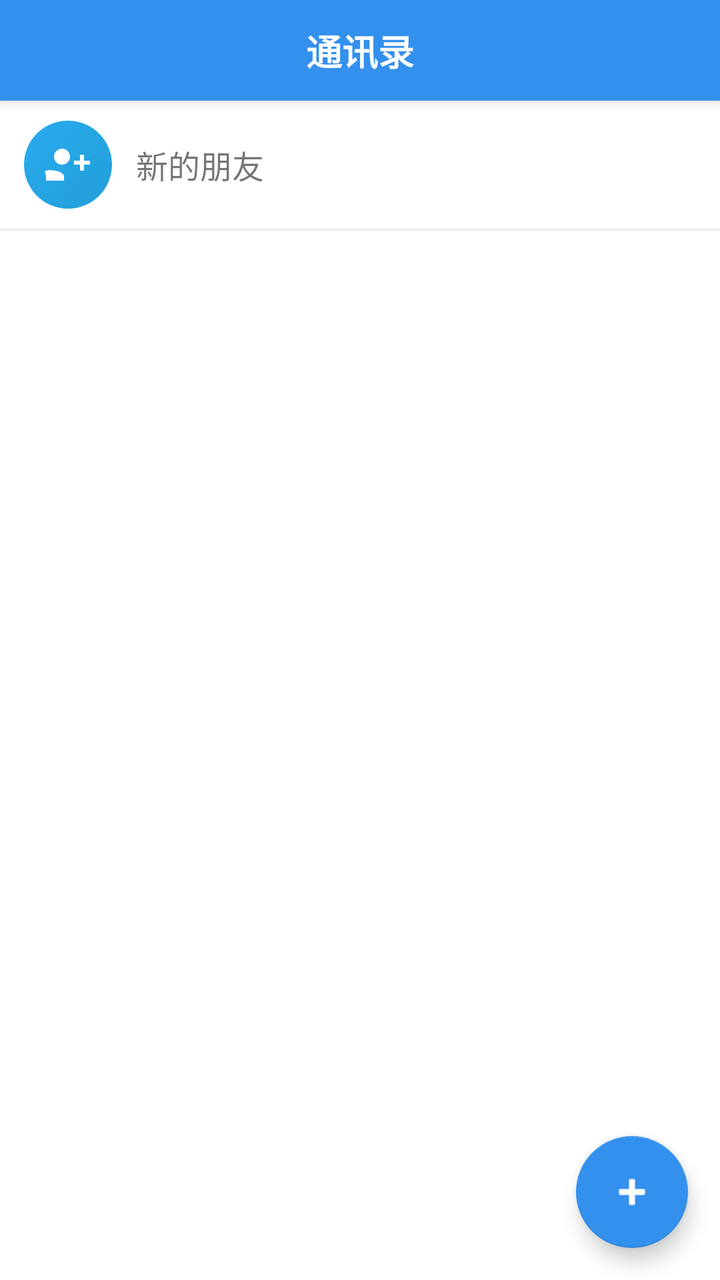
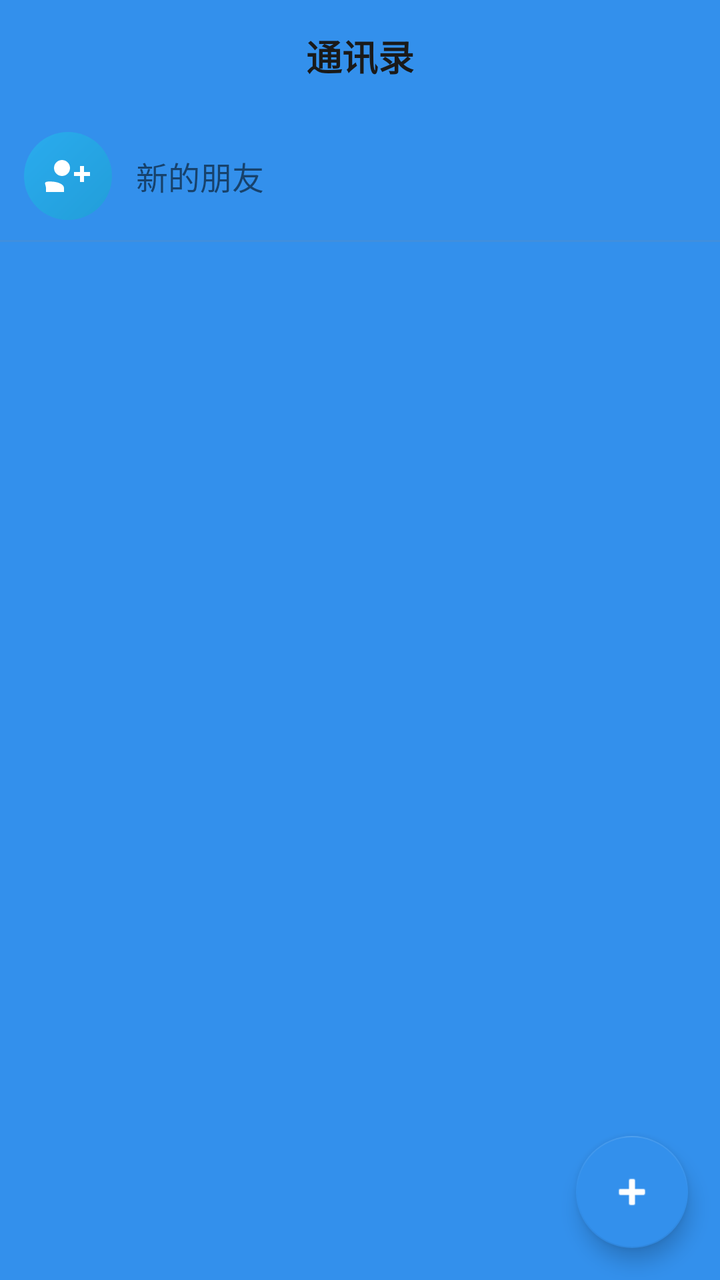

An Android layout rendered at two revisions. The XML below is the earlier revision; the diff shows what the commit changed to produce the second picture.
<!-- AndroidManifest.xml: application theme Theme.NotifySync -->
<!-- res/layout/fragment_friends.xml -->
<?xml version="1.0" encoding="utf-8"?>
<LinearLayout xmlns:android="http://schemas.android.com/apk/res/android"
    xmlns:app="http://schemas.android.com/apk/res-auto"
    android:layout_width="match_parent"
    android:layout_height="match_parent"
    android:orientation="vertical">

    
    <LinearLayout
        android:id="@+id/topBar"
        android:layout_width="match_parent"
        android:layout_height="wrap_content"
        android:orientation="horizontal"
        android:background="@color/brand_primary"
        android:elevation="4dp"
        android:padding="12dp"
        android:gravity="center_vertical">

        <TextView
            android:id="@+id/tvTitle"
            android:layout_width="0dp"
            android:layout_height="wrap_content"
            android:layout_weight="1"
            android:text="通讯录"
            android:gravity="center"
            android:textSize="18sp"
            android:textStyle="bold"
            android:textColor="@color/on_primary" />

    </LinearLayout>

    
    <LinearLayout
        android:id="@+id/rowNewFriends"
        android:layout_width="match_parent"
        android:layout_height="wrap_content"
        android:orientation="horizontal"
        android:gravity="center_vertical"
        android:paddingStart="12dp"
        android:paddingEnd="12dp"
        android:paddingTop="10dp"
        android:paddingBottom="10dp"
        android:background="?attr/selectableItemBackground">

        <ImageView
            android:layout_width="44dp"
            android:layout_height="44dp"
            android:padding="10dp"
            android:src="@drawable/ic_new_friends"
            android:contentDescription="新的朋友"
            android:background="@drawable/bg_circle_avatar" />

        <TextView
            android:layout_width="0dp"
            android:layout_height="wrap_content"
            android:layout_weight="1"
            android:layout_marginStart="12dp"
            android:text="新的朋友"
            android:textSize="16sp" />

        <TextView
            android:id="@+id/tvNewBadge"
            android:layout_width="20dp"
            android:layout_height="20dp"
            android:gravity="center"
            android:textSize="11sp"
            android:textColor="@android:color/white"
            android:background="@drawable/bg_pending_badge"
            android:visibility="gone" />
    </LinearLayout>

    <View
        android:layout_width="match_parent"
        android:layout_height="1dp"
        android:background="@color/on_surface_variant"
        android:alpha="0.15" />

    
    <FrameLayout
        android:layout_width="match_parent"
        android:layout_height="0dp"
        android:layout_weight="1">

        <androidx.recyclerview.widget.RecyclerView
            android:id="@+id/rvFriends"
            android:layout_width="match_parent"
            android:layout_height="match_parent"
            android:clipToPadding="false"
            android:paddingBottom="8dp" />

        <TextView
            android:id="@+id/tvEmptyFriends"
            android:layout_width="match_parent"
            android:layout_height="wrap_content"
            android:text="还没有好友\n点右下角「+」添加好友或发现话题"
            android:gravity="center"
            android:padding="48dp"
            android:textColor="@color/on_surface_variant"
            android:textSize="16sp"
            android:visibility="gone" />
    </FrameLayout>

    
    <com.google.android.material.floatingactionbutton.FloatingActionButton
        android:id="@+id/fabAdd"
        android:layout_width="wrap_content"
        android:layout_height="wrap_content"
        android:layout_gravity="end"
        android:layout_margin="16dp"
        android:contentDescription="添加"
        android:src="@android:drawable/ic_input_add"
        app:backgroundTint="@color/brand_primary"
        app:tint="@color/white"
        app:elevation="6dp" />
</LinearLayout>
<!-- resources referenced by this layout -->
<resources>
  <color name="brand_primary">#3390EC</color>
  <color name="on_primary">#FFFFFF</color>
  <color name="on_surface_variant">#8A8A93</color>
  <color name="white">#FFFFFFFF</color>
  <!-- drawable bg_circle_avatar (drawable) -->
  <?xml version="1.0" encoding="utf-8"?>
  <shape xmlns:android="http://schemas.android.com/apk/res/android"
      android:shape="oval">
      <gradient
          android:angle="315"
          android:startColor="@color/brand_gradient_start"
          android:endColor="@color/brand_gradient_end" />
  </shape>
  <!-- drawable bg_pending_badge (drawable) -->
  <?xml version="1.0" encoding="utf-8"?>
  <shape xmlns:android="http://schemas.android.com/apk/res/android"
      android:shape="oval">
      <solid android:color="@color/danger" />
  </shape>
  <!-- drawable ic_new_friends (drawable) -->
  <?xml version="1.0" encoding="utf-8"?>
  <vector xmlns:android="http://schemas.android.com/apk/res/android"
      android:width="24dp"
      android:height="24dp"
      android:viewportWidth="24"
      android:viewportHeight="24">
      <path
          android:fillColor="@android:color/white"
          android:pathData="M13 8c0-2.21-1.79-4-4-4S5 5.79 5 8s1.79 4 4 4 4-1.79 4-4zm2 2v2h3v3h2v-3h3v-2h-3v-3h-2v3h-3zM1 18v2h9v-2c0-1.86-3.05-3.25-7-3.25S1 16.14 1 18z" />
  </vector>
  <style name="Theme.NotifySync" parent="Theme.MaterialComponents.DayNight.NoActionBar">
          <item name="colorPrimary">@color/brand_primary</item>
          <item name="colorPrimaryVariant">@color/brand_primary_dark</item>
          <item name="colorOnPrimary">@color/on_primary</item>
          <item name="colorSecondary">@color/secondary</item>
          <item name="colorOnSecondary">@color/on_secondary</item>
          <item name="colorSurface">@color/surface</item>
          <item name="colorOnSurface">@color/on_surface</item>
          <item name="colorError">@color/error</item>
          <item name="android:colorBackground">@color/background</item>
          <item name="colorOnBackground">@color/on_surface</item>
          <item name="colorControlNormal">@color/on_surface_variant</item>
          <item name="colorControlActivated">@color/brand_primary</item>
          <item name="android:windowBackground">@color/background</item>
          <item name="android:statusBarColor">@color/brand_primary_dark</item>
          <item name="android:navigationBarColor">@color/surface</item>
      </style>
  <color name="brand_gradient_start">#2AABEE</color>
  <color name="brand_gradient_end">#229ED9</color>
  <color name="danger">#E25555</color>
  <color name="brand_primary_dark">#2B7CD3</color>
  <color name="secondary">#3390EC</color>
  <color name="on_secondary">#FFFFFF</color>
  <color name="surface">#FFFFFF</color>
  <color name="on_surface">#212121</color>
  <color name="error">#E25555</color>
  <color name="background">#FFFFFF</color>
</resources>

<!-- the commit's change to res/layout/fragment_friends.xml (unified diff, before → after) -->
@@ -3,17 +3,17 @@
     xmlns:app="http://schemas.android.com/apk/res-auto"
     android:layout_width="match_parent"
     android:layout_height="match_parent"
-    android:orientation="vertical">
+    android:orientation="vertical"
+    android:background="@color/brand_primary">
 
     
     <LinearLayout
         android:id="@+id/topBar"
         android:layout_width="match_parent"
         android:layout_height="wrap_content"
+        android:minHeight="?attr/actionBarSize"
         android:orientation="horizontal"
-        android:background="@color/brand_primary"
-        android:elevation="4dp"
-        android:padding="12dp"
+        android:background="@android:color/transparent"
         android:gravity="center_vertical">
 
         <TextView
@@ -21,11 +21,12 @@
             android:layout_width="0dp"
             android:layout_height="wrap_content"
             android:layout_weight="1"
+            android:layout_gravity="center_vertical"
             android:text="通讯录"
             android:gravity="center"
             android:textSize="18sp"
             android:textStyle="bold"
-            android:textColor="@color/on_primary" />
+            android:textColor="@color/on_wallpaper" />
 
     </LinearLayout>
 
<!-- resource entries referenced after the edit -->
@@ -3,6 +3,7 @@
   <color name="brand_primary">#3390EC</color>
   <color name="on_primary">#FFFFFF</color>
   <color name="on_surface_variant">#8A8A93</color>
+  <color name="on_wallpaper">#1A1A1A</color>
   <color name="white">#FFFFFFFF</color>
   <!-- drawable bg_circle_avatar (drawable) -->
   <?xml version="1.0" encoding="utf-8"?>
